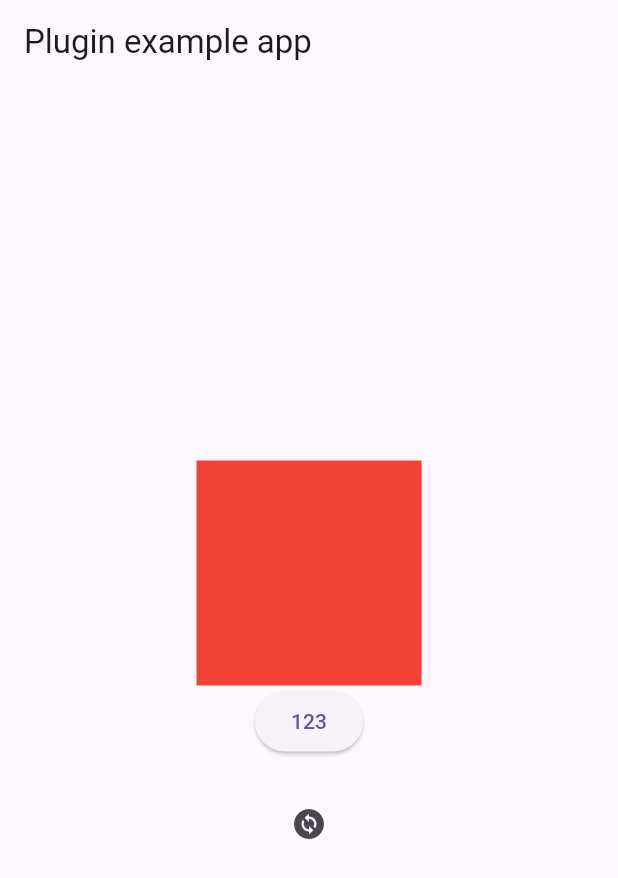
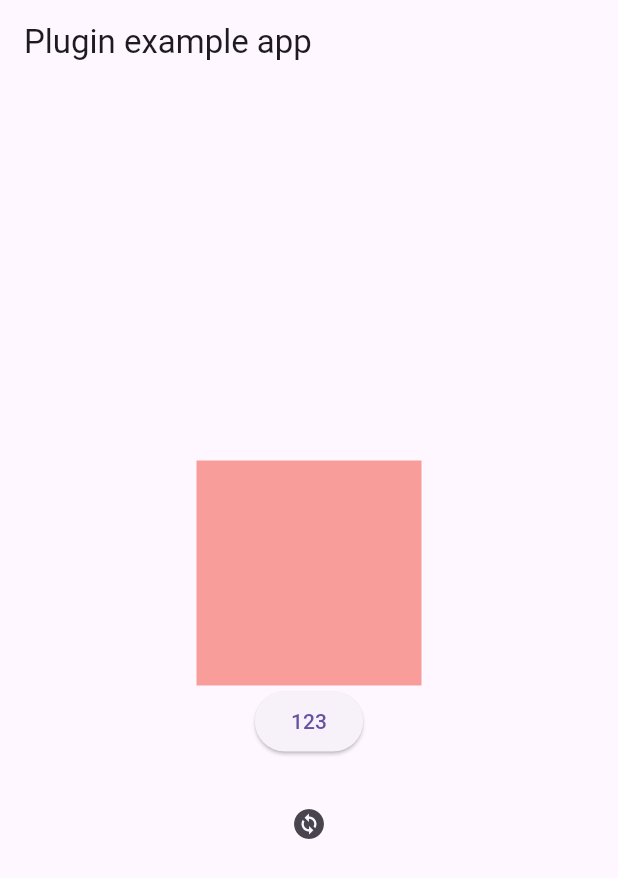
Before and after one commit to 7-bit11/extension_animation, a Flutter app: the first screen one second after launch, on a phone screen of 412 x 824 dp. Shown: the top 878 px of the screen. Run offline on Flutter 3.47's test engine with Material 3 defaults, Android fonts, the phone set to English and light mode, and no system bars; drawn by our look-alikes of animate_do.

Commit message:
✨ feat(faedin 淡入效果新增):

```diff
--- a/example/lib/main.dart
+++ b/example/lib/main.dart
@@ -36,19 +36,14 @@ class _MyAppState extends State<MyApp> {
             mainAxisAlignment: MainAxisAlignment.center,
             children: [
               _isVisible
-                  ? FadeOut(
-                      controller: (p0) async {
-                        controller = p0;
-                        debugPrint(p0.status.toString());
-                      },
-                      animate: _hide,
-                      duration: Duration(seconds: 1),
-                      child: Container(
-                        width: 150,
-                        height: 150,
-                        color: Colors.red,
-                      ), //.fadeIn(),
-                    )
+                  ? Container(
+                      width: 150,
+                      height: 150,
+                      color: Colors.red,
+                    ).fadeIn(onCreate: (controller) {
+                      this.controller = controller;
+                      debugPrint("初始化成功！！！！");
+                    })
                   : FadeIn(
                       child: Text(
                         'Hello, World!',
@@ -57,14 +52,16 @@ class _MyAppState extends State<MyApp> {
                     ),
               ElevatedButton(
                 onPressed: () async {
-                  controller?.forward();
+                  await controller?.reverse().then((_) {
+                    debugPrint("动画执行成功！！");
+                  });
+                  controller = null;
+
+                  //await Future.delayed(Duration(seconds: 2));
                   // setState(() {
                   //   _hide = false;
                   //   _hide = true;
                   // });
-
-                  await Future.delayed(const Duration(seconds: 1));
-                  controller = null;
                   setState(() {
                     _isVisible = !_isVisible;
                   });
--- a/lib/animations/animated_opacity.dart
+++ b/lib/animations/animated_opacity.dart
@@ -1,10 +1,10 @@
-// ignore_for_file: library_private_types_in_public_api
+// ignore_for_file: library_private_types_in_public_api, must_be_immutable
 
 import 'package:extension_animation/type/animated_duration.dart';
 import 'package:flutter/material.dart';
 
 /// 淡入动画效果
-class AnimatedOpacityBit extends StatefulWidget {
+class AnimatedFadeInBit extends StatefulWidget {
   final Widget child;
 
   /// 动画时长
@@ -18,20 +18,25 @@ class AnimatedOpacityBit extends StatefulWidget {
 
   /// 延迟时间
   final Duration? delay;
-  const AnimatedOpacityBit(
+
+  Function(AnimationController controller)? onCreate;
+
+  /// 构造方法
+  AnimatedFadeInBit(
       {super.key,
       required this.child,
       this.duration,
       this.begin = 0,
       this.end = 1,
-      this.delay})
+      this.delay,
+      this.onCreate})
       : super();
 
   @override
-  _AnimatedOpacityBitState createState() => _AnimatedOpacityBitState();
+  _AnimatedFadeInBitState createState() => _AnimatedFadeInBitState();
 }
 
-class _AnimatedOpacityBitState extends State<AnimatedOpacityBit>
+class _AnimatedFadeInBitState extends State<AnimatedFadeInBit>
     with SingleTickerProviderStateMixin {
   /// 动画控制器
   late AnimationController _controller;
@@ -47,6 +52,9 @@ class _AnimatedOpacityBitState extends State<AnimatedOpacityBit>
       vsync: this,
     );
     _animation = Tween<double>(begin: 0, end: 1).animate(_controller);
+
+    /// 控制器创建成功回调
+    widget.onCreate?.call(_controller);
 
     if (widget.delay != null) {
       Future.delayed(widget.delay!, () {
--- a/lib/type/animated_duration.dart
+++ b/lib/type/animated_duration.dart
@@ -1,10 +1,10 @@
 /// 默认动画时间
 class AnimatedDuration {
-  static Duration _duration = const Duration(milliseconds: 600);
+  static Duration _duration = const Duration(milliseconds: 1600);
 
   static Duration get duration => _duration;
 
   static void setDuration({int? milliseconds}) {
-    _duration = Duration(milliseconds: milliseconds ?? 600);
+    _duration = Duration(milliseconds: milliseconds ?? 1600);
   }
 }
```
Also changed, not shown: lib/extension/animation_extension.dart (+9 -5 lines).
